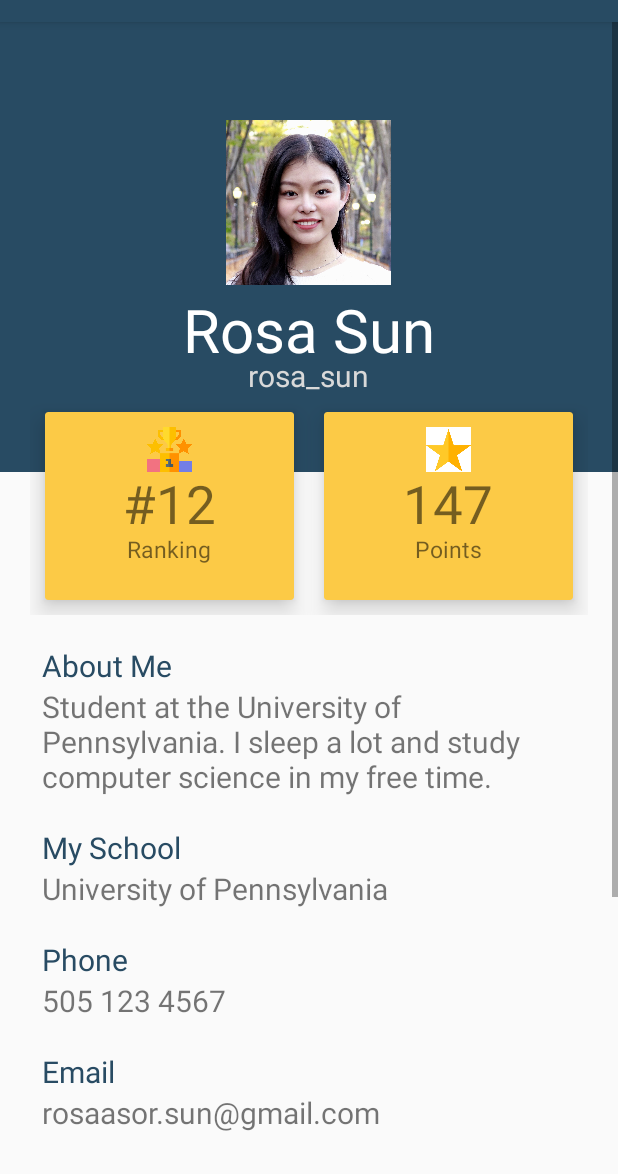
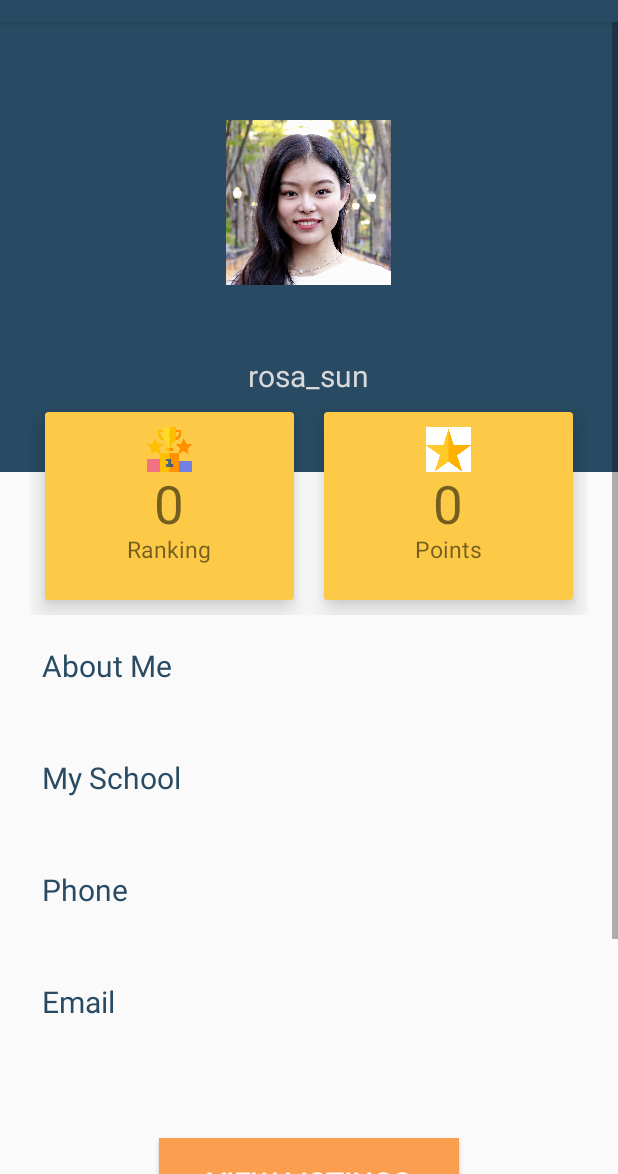
Before and after one commit to justkhant/SwapSwap---Android-WebAp, an Android app: the UserProfileActivity screen opened directly, with no data from a screen before it, on a phone screen of 412 x 824 dp, the part 62-1236 px from its top. Run offline under Robolectric (Android 15) with nearby library versions, the phone set to English and light mode, and no system bars.

Commit message:
loads user data to profile

```diff
--- a/Final_Project/app/src/main/java/edu/upenn/cis350/final_project/UserProfileActivity.java
+++ b/Final_Project/app/src/main/java/edu/upenn/cis350/final_project/UserProfileActivity.java
@@ -2,13 +2,49 @@ package edu.upenn.cis350.final_project;
 
 import androidx.appcompat.app.AppCompatActivity;
 
+import android.content.Intent;
 import android.os.Bundle;
+import android.widget.TextView;
 
 public class UserProfileActivity extends AppCompatActivity {
+    private TextView bio;
+    private TextView rank;
+    private TextView name;
+    private TextView phoneNumber;
+    private TextView email;
+    private TextView points;
+    private TextView school;
 
     @Override
     protected void onCreate(Bundle savedInstanceState) {
         super.onCreate(savedInstanceState);
         setContentView(R.layout.activity_user_profile);
+
+        Intent curr_intent = getIntent();
+
+        //fill out info
+        bio = findViewById(R.id.about_me_body);
+        bio.setText(curr_intent.getStringExtra("bio"));
+
+        email = findViewById(R.id.email_body);
+        email.setText(curr_intent.getStringExtra("email"));
+
+        rank = findViewById(R.id.rank);
+        rank.setText(String.valueOf(curr_intent.getIntExtra("rank", 0)));
+
+        points = findViewById(R.id.points);
+        points.setText(String.valueOf(curr_intent.getIntExtra("points", 0)));
+
+        school = findViewById(R.id.school_body);
+        school.setText(curr_intent.getStringExtra("school"));
+
+        name = findViewById(R.id.full_name);
+        name.setText(curr_intent.getStringExtra("name"));
+
+        phoneNumber = findViewById(R.id.phone_num_body);
+        phoneNumber.setText(curr_intent.getStringExtra("phoneNum"));;
+
+        //points = findViewById(R.id.points);
+        //points.setText(curr_intent.getIntExtra("points", 0));
     }
 }
--- a/Final_Project/app/src/main/res/layout/activity_user_profile.xml
+++ b/Final_Project/app/src/main/res/layout/activity_user_profile.xml
@@ -168,6 +168,7 @@
                 android:textColor="#284b63"/>
             // user input for about me
             <TextView
+                android:id="@+id/about_me_body"
                 android:layout_width="wrap_content"
                 android:layout_height="wrap_content"
                 android:layout_below="@id/about_me_header"
@@ -193,6 +194,7 @@
                 android:textColor="#284b63"/>
             // user input for school info
             <TextView
+                android:id="@+id/school_body"
                 android:layout_width="wrap_content"
                 android:layout_height="wrap_content"
                 android:layout_below="@id/school_header"
@@ -218,6 +220,7 @@
                 android:textColor="#284b63"/>
             // user input for phone
             <TextView
+                android:id="@+id/phone_num_body"
                 android:layout_width="wrap_content"
                 android:layout_height="wrap_content"
                 android:layout_below="@id/phone_num"
@@ -243,6 +246,7 @@
                 android:textColor="#284b63"/>
             // user input for email
             <TextView
+                android:id="@+id/email_body"
                 android:layout_width="wrap_content"
                 android:layout_height="wrap_content"
                 android:layout_below="@id/email"
```
Also changed, not shown: Final_Project/app/src/main/java/edu/upenn/cis350/final_project/HomeActivity.java (+18 -0 lines), Final_Project/app/src/main/java/edu/upenn/cis350/final_project/LoginActivity.java (+18 -6 lines), Final_Project/app/src/main/java/edu/upenn/cis350/final_project/SignupActivity.java (+35 -59 lines), 2 other files.
